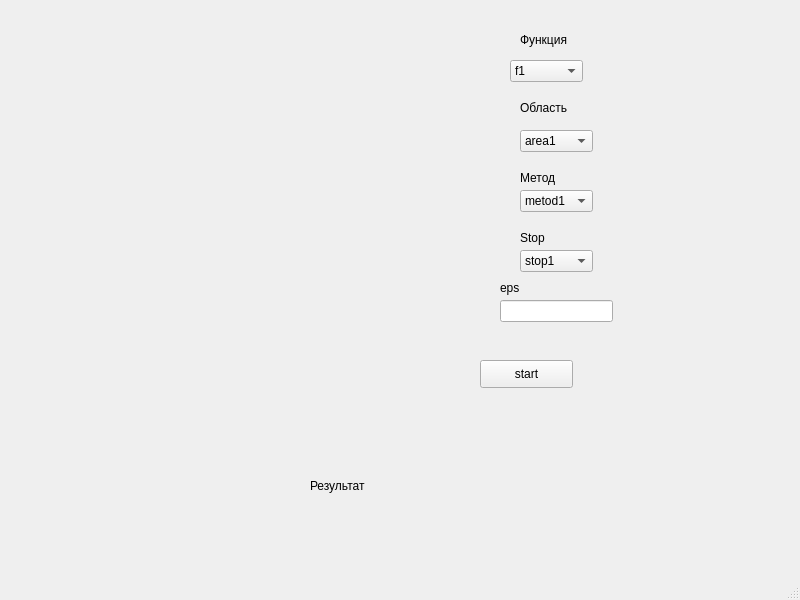
Above: mainwindow.ui from strannick-rodion/practicum_7sem before the change. Below: the same form after it.
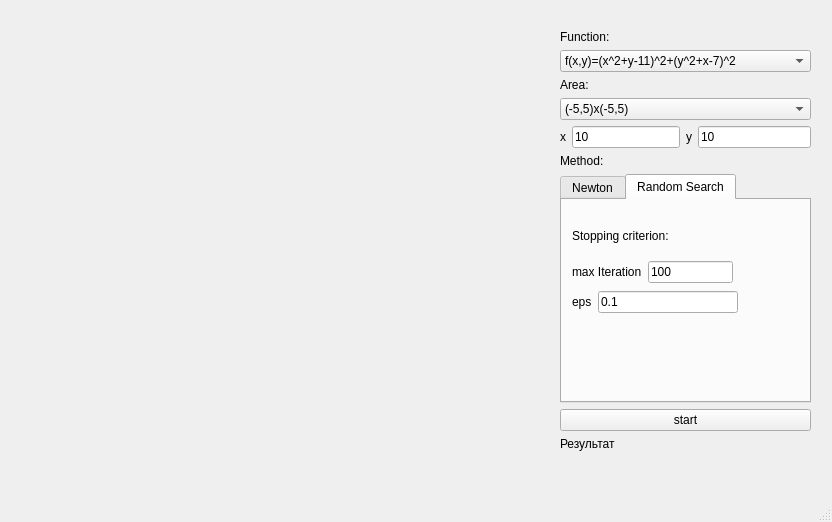
That is the form after the change. Custom widgets are drawn as their Qt base class.

```diff
--- a/mainwindow.ui
+++ b/mainwindow.ui
@@ -6,39 +6,48 @@
    <rect>
     <x>0</x>
     <y>0</y>
-    <width>800</width>
-    <height>600</height>
+    <width>832</width>
+    <height>522</height>
    </rect>
   </property>
   <property name="windowTitle">
    <string>MainWindow</string>
   </property>
   <widget class="QWidget" name="centralwidget">
+   <widget class="QCustomPlot" name="plot" native="true">
+    <property name="geometry">
+     <rect>
+      <x>20</x>
+      <y>30</y>
+      <width>531</width>
+      <height>391</height>
+     </rect>
+    </property>
+   </widget>
+   <widget class="QWidget" name="">
+    <property name="geometry">
+     <rect>
+      <x>560</x>
+      <y>30</y>
+      <width>251</width>
+      <height>421</height>
+     </rect>
+    </property>
+    <layout class="QVBoxLayout" name="verticalLayout_9">
+     <item>
+      <layout class="QVBoxLayout" name="verticalLayout">
+       <item>
    <widget class="QLabel" name="label">
-    <property name="geometry">
-     <rect>
-      <x>520</x>
-      <y>30</y>
-      <width>71</width>
-      <height>20</height>
-     </rect>
-    </property>
     <property name="text">
-     <string>Функция</string>
-    </property>
-   </widget>
+          <string>Function:</string>
+         </property>
+        </widget>
+       </item>
+       <item>
    <widget class="QComboBox" name="functionChoice">
-    <property name="geometry">
-     <rect>
-      <x>510</x>
-      <y>60</y>
-      <width>73</width>
-      <height>22</height>
-     </rect>
-    </property>
     <item>
      <property name="text">
-      <string>f1</string>
+           <string>f(x,y)=(x^2+y-11)^2+(y^2+x-7)^2</string>
      </property>
     </item>
     <item>
@@ -47,97 +56,114 @@
      </property>
     </item>
    </widget>
+       </item>
+       <item>
+        <layout class="QVBoxLayout" name="verticalLayout_2">
+         <item>
    <widget class="QLabel" name="label_2">
-    <property name="geometry">
-     <rect>
-      <x>520</x>
-      <y>100</y>
-      <width>55</width>
-      <height>16</height>
-     </rect>
-    </property>
     <property name="text">
-     <string>Область</string>
-    </property>
-   </widget>
+            <string>Area:</string>
+           </property>
+          </widget>
+         </item>
+         <item>
    <widget class="QComboBox" name="areaChoice">
-    <property name="geometry">
-     <rect>
-      <x>520</x>
-      <y>130</y>
-      <width>73</width>
-      <height>22</height>
-     </rect>
-    </property>
+           <item>
+            <property name="text">
+             <string>(-5,5)x(-5,5)</string>
+            </property>
+           </item>
     <item>
      <property name="text">
-      <string>area1</string>
-     </property>
-    </item>
+             <string>(-10,15)x(-20,20)</string>
+            </property>
+           </item>
+          </widget>
+         </item>
+        </layout>
+       </item>
     <item>
+        <layout class="QVBoxLayout" name="verticalLayout_7">
+         <item>
+          <layout class="QVBoxLayout" name="verticalLayout_6">
+           <item>
+            <layout class="QVBoxLayout" name="verticalLayout_4">
+             <item>
+              <layout class="QHBoxLayout" name="horizontalLayout_3">
+               <item>
+                <layout class="QHBoxLayout" name="horizontalLayout">
+                 <item>
+                  <widget class="QLabel" name="label_6">
      <property name="text">
-      <string>area2</string>
-     </property>
-    </item>
-   </widget>
+                    <string>x</string>
+                   </property>
+                  </widget>
+                 </item>
+                 <item>
+                  <widget class="QLineEdit" name="xZn">
+                   <property name="text">
+                    <string>10</string>
+                   </property>
+                  </widget>
+                 </item>
+                </layout>
+               </item>
+               <item>
+                <widget class="QLabel" name="label_7">
+                 <property name="text">
+                  <string>y</string>
+                 </property>
+                </widget>
+               </item>
+               <item>
+                <widget class="QLineEdit" name="yZn">
+                 <property name="text">
+                  <string>10</string>
+                 </property>
+                </widget>
+               </item>
+              </layout>
+             </item>
+             <item>
    <widget class="QLabel" name="label_3">
-    <property name="geometry">
-     <rect>
-      <x>520</x>
-      <y>170</y>
-      <width>55</width>
-      <height>16</height>
-     </rect>
-    </property>
     <property name="text">
-     <string>Метод</string>
-    </property>
-   </widget>
-   <widget class="QComboBox" name="methodChoice">
-    <property name="geometry">
-     <rect>
-      <x>520</x>
-      <y>190</y>
-      <width>73</width>
-      <height>22</height>
-     </rect>
-    </property>
-    <item>
-     <property name="text">
-      <string>metod1</string>
-     </property>
+                <string>Method:</string>
+               </property>
+              </widget>
     </item>
     <item>
-     <property name="text">
-      <string>metod2</string>
-     </property>
-    </item>
-   </widget>
+              <widget class="QTabWidget" name="tabWidget">
+               <property name="minimumSize">
+                <size>
+                 <width>135</width>
+                 <height>80</height>
+                </size>
+               </property>
+               <property name="currentIndex">
+                <number>1</number>
+               </property>
+               <widget class="QWidget" name="Tab">
+                <attribute name="title">
+                 <string>Newton</string>
+                </attribute>
+                <layout class="QVBoxLayout" name="verticalLayout_5">
+                 <item>
    <widget class="QLabel" name="label_4">
-    <property name="geometry">
-     <rect>
-      <x>520</x>
-      <y>230</y>
-      <width>55</width>
-      <height>16</height>
-     </rect>
-    </property>
     <property name="text">
-     <string>Stop</string>
-    </property>
-   </widget>
+                    <string>Stopping criterion:</string>
+                   </property>
+                  </widget>
+                 </item>
+                 <item>
    <widget class="QComboBox" name="stopChoice">
-    <property name="geometry">
-     <rect>
-      <x>520</x>
-      <y>250</y>
-      <width>73</width>
-      <height>22</height>
-     </rect>
-    </property>
+                   <item>
+                    <property name="text">
+                     <string>Gradient</string>
+                    </property>
+                   </item>
     <item>
      <property name="text">
-      <string>stop1</string>
+                     <string>Function arguments</string>
      </property>
     </item>
     <item>
@@ -146,65 +172,141 @@
      </property>
     </item>
    </widget>
-   <widget class="QLineEdit" name="epsZn">
-    <property name="geometry">
-     <rect>
-      <x>500</x>
-      <y>300</y>
-      <width>113</width>
-      <height>22</height>
-     </rect>
-    </property>
-   </widget>
+                 </item>
+                 <item>
+                  <layout class="QHBoxLayout" name="horizontalLayout_2">
+                   <item>
    <widget class="QLabel" name="label_5">
+                     <property name="text">
+                      <string>eps</string>
+                     </property>
+                    </widget>
+                   </item>
+                   <item>
+                    <widget class="QLineEdit" name="epsZn">
+                     <property name="text">
+                      <string>0.1</string>
+                     </property>
+                    </widget>
+                   </item>
+                  </layout>
+                 </item>
+                 <item>
+                  <layout class="QHBoxLayout" name="horizontalLayout_4">
+                   <item>
+                    <widget class="QLabel" name="label_8">
+                     <property name="text">
+                      <string>max Iteration</string>
+                     </property>
+                    </widget>
+                   </item>
+                   <item>
+                    <widget class="QLineEdit" name="indNewton">
+                     <property name="text">
+                      <string>100</string>
+                     </property>
+                    </widget>
+                   </item>
+                  </layout>
+                 </item>
+                </layout>
+               </widget>
+               <widget class="QWidget" name="tab_4">
+                <attribute name="title">
+                 <string>Random Search</string>
+                </attribute>
+                <widget class="QLabel" name="label_9">
     <property name="geometry">
      <rect>
-      <x>500</x>
-      <y>280</y>
-      <width>55</width>
-      <height>16</height>
+                   <x>10</x>
+                   <y>20</y>
+                   <width>141</width>
+                   <height>32</height>
      </rect>
     </property>
     <property name="text">
-     <string>eps</string>
-    </property>
-   </widget>
-   <widget class="QCustomPlot" name="plot" native="true">
+                  <string>Stopping criterion:</string>
+                 </property>
+                </widget>
+                <widget class="QWidget" name="">
     <property name="geometry">
      <rect>
-      <x>60</x>
-      <y>50</y>
-      <width>351</width>
-      <height>241</height>
-     </rect>
-    </property>
-   </widget>
-   <widget class="QLabel" name="rezZn">
+                   <x>10</x>
+                   <y>60</y>
+                   <width>161</width>
+                   <height>24</height>
+                  </rect>
+                 </property>
+                 <layout class="QHBoxLayout" name="horizontalLayout_7">
+                  <item>
+                   <widget class="QLabel" name="label_14">
+                    <property name="text">
+                     <string>max Iteration</string>
+                    </property>
+                   </widget>
+                  </item>
+                  <item>
+                   <widget class="QLineEdit" name="indRand">
+                    <property name="text">
+                     <string>100</string>
+                    </property>
+                   </widget>
+                  </item>
+                 </layout>
+                </widget>
+                <widget class="QWidget" name="">
     <property name="geometry">
      <rect>
-      <x>310</x>
-      <y>430</y>
-      <width>251</width>
-      <height>111</height>
-     </rect>
-    </property>
+                   <x>10</x>
+                   <y>90</y>
+                   <width>166</width>
+                   <height>24</height>
+                  </rect>
+                 </property>
+                 <layout class="QHBoxLayout" name="horizontalLayout_8">
+                  <item>
+                   <widget class="QLabel" name="label_15">
     <property name="text">
-     <string>Результат</string>
-    </property>
-   </widget>
+                     <string>eps</string>
+                    </property>
+                   </widget>
+                  </item>
+                  <item>
+                   <widget class="QLineEdit" name="epsRand">
+                    <property name="text">
+                     <string>0.1</string>
+                    </property>
+                   </widget>
+                  </item>
+                 </layout>
+                </widget>
+               </widget>
+              </widget>
+             </item>
+            </layout>
+           </item>
+          </layout>
+         </item>
+         <item>
    <widget class="QPushButton" name="pushButton">
-    <property name="geometry">
-     <rect>
-      <x>480</x>
-      <y>360</y>
-      <width>93</width>
-      <height>28</height>
-     </rect>
-    </property>
     <property name="text">
      <string>start</string>
     </property>
    </widget>
+         </item>
+        </layout>
+       </item>
+      </layout>
+     </item>
+     <item>
+      <widget class="QLabel" name="rezZn">
+       <property name="text">
+        <string>Результат</string>
+       </property>
+      </widget>
+     </item>
+    </layout>
+   </widget>
   </widget>
   <widget class="QMenuBar" name="menubar">
    <property name="geometry">
```
Left out of the diff: 6 changed lines with no effect on the pictures. Lines whose indentation alone changed are shown as unchanged.
